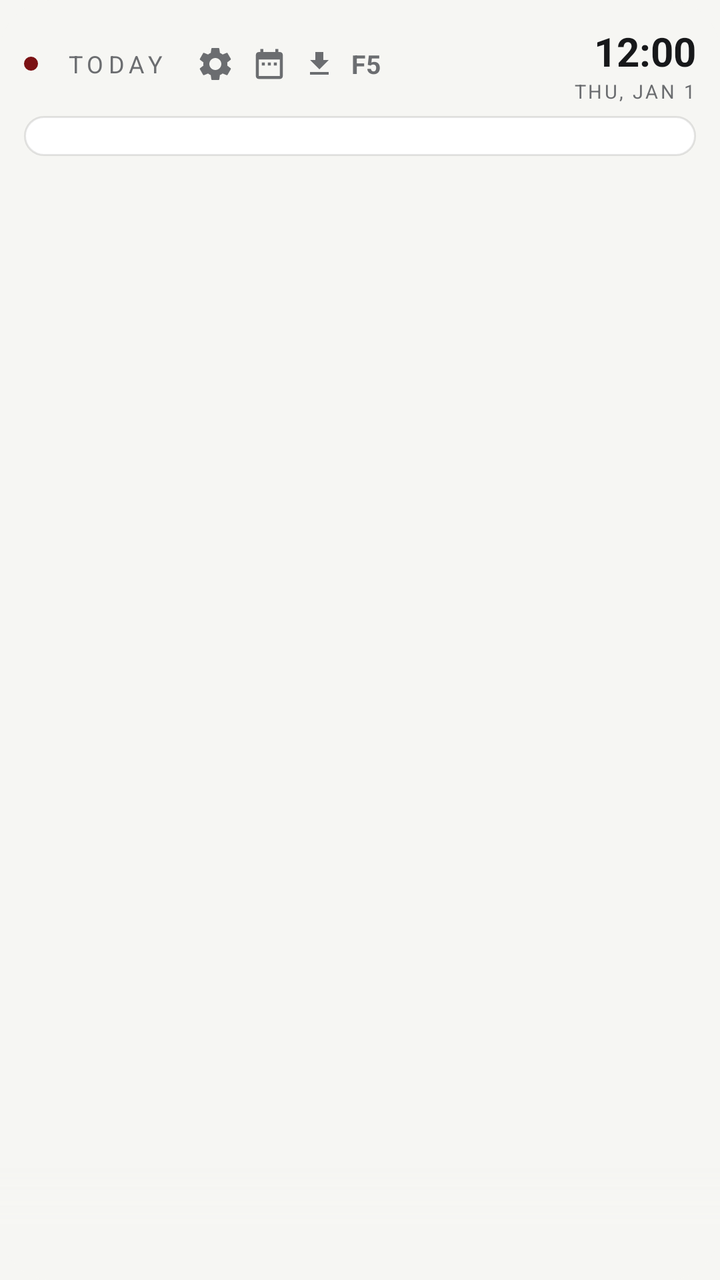
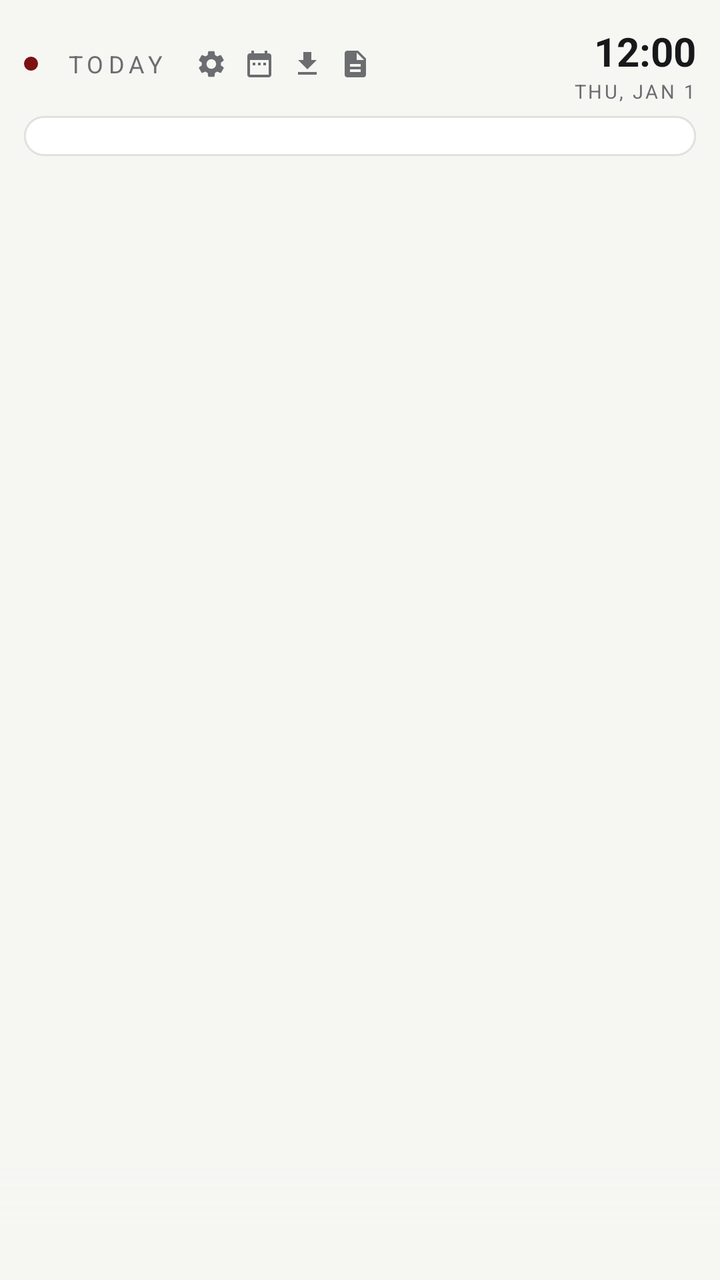

Before-and-after screenshots of an Android layout around one commit, followed by the original layout XML and the change that was made.
<!-- AndroidManifest.xml: application theme Theme.CRSScheduler.GE -->
<!-- res/layout/today_widget_compact_ge.xml -->
<?xml version="1.0" encoding="utf-8"?>
<FrameLayout xmlns:android="http://schemas.android.com/apk/res/android"
    android:layout_width="match_parent"
    android:layout_height="match_parent"
    android:background="@drawable/widget_bg_ge"
    android:clipToOutline="true">

    <LinearLayout
        android:layout_width="match_parent"
        android:layout_height="wrap_content"
        android:orientation="vertical"
        android:paddingStart="12dp"
        android:paddingTop="12dp"
        android:paddingEnd="12dp"
        android:paddingBottom="3dp">

                <LinearLayout
            android:layout_width="match_parent"
            android:layout_height="wrap_content"
            android:orientation="horizontal"
            android:gravity="center_vertical"
            android:layout_marginBottom="6dp">

            <ImageView
                android:layout_width="7dp"
                android:layout_height="7dp"
                android:src="@drawable/dot_accent_ge" />

            <TextView
                android:id="@+id/header_brand_label"
                android:layout_width="wrap_content"
                android:layout_height="wrap_content"
                android:layout_marginStart="7dp"
                android:paddingStart="7dp"
                android:paddingEnd="7dp"
                android:paddingTop="3dp"
                android:paddingBottom="3dp"
                android:text="TODAY"
                android:textColor="@color/ge_ink_dim"
                android:textSize="12sp"
                android:letterSpacing="0.2"
                android:maxLines="1"
                android:ellipsize="end" />

            <ImageView
                android:id="@+id/btn_settings"
                android:layout_width="20dp"
                android:layout_height="20dp"
                android:layout_marginStart="8dp"
                android:src="@drawable/ic_settings_ge" />

            <ImageView
                android:id="@+id/btn_view_full_schedule"
                android:layout_width="18dp"
                android:layout_height="18dp"
                android:layout_marginStart="8dp"
                android:src="@drawable/ic_calendar_ge" />

            <ImageView
                android:id="@+id/btn_save"
                android:layout_width="16dp"
                android:layout_height="16dp"
                android:layout_marginStart="8dp"
                android:src="@drawable/ic_save_ge" />

            <TextView
                android:id="@+id/btn_form5"
                android:layout_width="wrap_content"
                android:layout_height="wrap_content"
                android:layout_marginStart="8dp"
                android:text="F5"
                android:textColor="@color/ge_ink_dim"
                android:textSize="13sp"
                android:textStyle="bold"
                android:letterSpacing="0.02" />

            <TextView
                android:layout_width="0dp"
                android:layout_height="1dp"
                android:layout_weight="1" />

            <LinearLayout
                android:layout_width="wrap_content"
                android:layout_height="wrap_content"
                android:orientation="vertical"
                android:gravity="end">

                <TextClock
                    android:id="@+id/clock_time"
                    android:layout_width="wrap_content"
                    android:layout_height="wrap_content"
                    android:format12Hour="h:mm"
                    android:format24Hour="HH:mm"
                    android:textColor="@color/ge_ink"
                    android:textSize="20sp"
                    android:textStyle="bold" />

                <TextClock
                    android:id="@+id/clock_date"
                    android:layout_width="wrap_content"
                    android:layout_height="wrap_content"
                    android:format12Hour="EEE, MMM d"
                    android:format24Hour="EEE, MMM d"
                    android:textAllCaps="true"
                    android:textColor="@color/ge_ink_dim"
                    android:textSize="9.5sp"
                    android:letterSpacing="0.12" />
            </LinearLayout>
        </LinearLayout>

                <FrameLayout
            android:id="@+id/hero_card"
            android:layout_width="match_parent"
            android:layout_height="wrap_content"
            android:background="@drawable/card_bg_ge"
            android:padding="10dp">

            <LinearLayout
                android:id="@+id/hero_content"
                android:layout_width="match_parent"
                android:layout_height="wrap_content"
                android:orientation="horizontal"
                android:gravity="center_vertical"
                android:visibility="gone">

                <ImageView
                    android:id="@+id/hero_ring"
                    android:layout_width="52dp"
                    android:layout_height="52dp" />

                <LinearLayout
                    android:layout_width="0dp"
                    android:layout_height="wrap_content"
                    android:layout_weight="1"
                    android:layout_marginStart="12dp"
                    android:orientation="vertical">

                    <TextView
                        android:id="@+id/hero_label"
                        android:layout_width="wrap_content"
                        android:layout_height="wrap_content"
                        android:textColor="@color/ge_accent"
                        android:textSize="10sp"
                        android:letterSpacing="0.2"
                        android:textStyle="bold" />

                    <TextView
                        android:id="@+id/hero_class"
                        android:layout_width="match_parent"
                        android:layout_height="wrap_content"
                        android:textColor="@color/ge_ink"
                        android:textStyle="bold"
                        android:textSize="14sp"
                        android:maxLines="1"
                        android:ellipsize="end"
                        android:layout_marginTop="2dp" />

                    <TextView
                        android:id="@+id/hero_meta"
                        android:layout_width="match_parent"
                        android:layout_height="wrap_content"
                        android:textColor="@color/ge_ink_dim"
                        android:textSize="10sp"
                        android:maxLines="1"
                        android:ellipsize="end"
                        android:layout_marginTop="3dp" />
                </LinearLayout>
            </LinearLayout>

            <LinearLayout
                android:id="@+id/hero_empty"
                android:layout_width="match_parent"
                android:layout_height="wrap_content"
                android:orientation="vertical"
                android:gravity="center"
                android:visibility="gone">

                <TextView
                    android:id="@+id/hero_empty_title"
                    android:layout_width="match_parent"
                    android:layout_height="wrap_content"
                    android:gravity="center"
                    android:textColor="@color/ge_ink"
                    android:textStyle="bold"
                    android:textSize="12.5sp"
                    android:maxLines="1"
                    android:ellipsize="end" />
            </LinearLayout>
        </FrameLayout>

    </LinearLayout>

    <ImageView
        android:layout_width="match_parent"
        android:layout_height="56dp"
        android:layout_gravity="bottom"
        android:scaleType="fitXY"
        android:src="@drawable/fade_bottom_ge" />

</FrameLayout>
<!-- resources referenced by this layout -->
<resources>
  <color name="ge_accent">#7B1113</color>
  <color name="ge_ink">#17181A</color>
  <color name="ge_ink_dim">#6B6D70</color>
  <!-- drawable card_bg_ge (drawable) -->
  <?xml version="1.0" encoding="utf-8"?>
  <shape xmlns:android="http://schemas.android.com/apk/res/android">
      <solid android:color="@color/ge_surface" />
      <corners android:radius="22dp" />
      <stroke android:width="1dp" android:color="@color/ge_line" />
  </shape>
  <!-- drawable dot_accent_ge (drawable) -->
  <?xml version="1.0" encoding="utf-8"?>
  <shape xmlns:android="http://schemas.android.com/apk/res/android" android:shape="oval">
      <solid android:color="@color/ge_accent" />
  </shape>
  <!-- drawable fade_bottom_ge (drawable) -->
  <?xml version="1.0" encoding="utf-8"?>
  <shape xmlns:android="http://schemas.android.com/apk/res/android">
      <gradient
          android:type="linear"
          android:angle="270"
          android:startColor="#00000000"
          android:centerColor="@color/ge_bg"
          android:centerY="0.5"
          android:endColor="@color/ge_bg" />
  </shape>
  <!-- drawable ic_calendar_ge (drawable) -->
  <?xml version="1.0" encoding="utf-8"?>
  <vector xmlns:android="http://schemas.android.com/apk/res/android"
      android:width="24dp"
      android:height="24dp"
      android:viewportWidth="24"
      android:viewportHeight="24"
      android:tint="@color/ge_ink_dim">
      <path
          android:fillColor="#FF000000"
          android:pathData="M9,11H7v2h2V11z M13,11h-2v2h2V11z M17,11h-2v2h2V11z M19,4h-1V2h-2v2H8V2H6v2H5C3.89,4 3.01,4.9 3.01,6L3,20c0,1.1 0.89,2 2,2h14c1.1,0 2,-0.9 2,-2V6C21,4.9 20.1,4 19,4z M19,20H5V9h14V20z" />
  </vector>
  <!-- drawable ic_save_ge (drawable) -->
  <?xml version="1.0" encoding="utf-8"?>
  <vector xmlns:android="http://schemas.android.com/apk/res/android"
      android:width="24dp"
      android:height="24dp"
      android:viewportWidth="24"
      android:viewportHeight="24"
      android:tint="@color/ge_ink_dim">
      <path
          android:fillColor="#FF000000"
          android:pathData="M19,9h-4V3H9v6H5l7,7l7,-7zM5,18v2h14v-2H5z" />
  </vector>
  <!-- drawable widget_bg_ge (drawable) -->
  <?xml version="1.0" encoding="utf-8"?>
  <shape xmlns:android="http://schemas.android.com/apk/res/android">
      <solid android:color="@color/ge_bg" />
      <corners android:radius="26dp" />
  </shape>
  <style name="Theme.CRSScheduler.GE" parent="Theme.AppCompat.DayNight.NoActionBar">
          <item name="android:windowBackground">@color/ge_bg</item>
          <item name="colorPrimary">@color/ge_accent</item>
          <item name="colorPrimaryDark">@color/ge_bg</item>
          <item name="colorAccent">@color/ge_accent</item>
      </style>
  <color name="ge_surface">#FFFFFF</color>
  <color name="ge_line">#1A000000</color>
  <color name="ge_bg">#F6F6F3</color>
  <!-- unchanged entries left out for length: 1 -->
</resources>

<!-- the commit's change to res/layout/today_widget_compact_ge.xml (unified diff, before → after) -->
@@ -44,17 +44,26 @@
 
             <ImageView
                 android:id="@+id/btn_settings"
-                android:layout_width="20dp"
-                android:layout_height="20dp"
+                android:layout_width="16dp"
+                android:layout_height="16dp"
                 android:layout_marginStart="8dp"
                 android:src="@drawable/ic_settings_ge" />
 
-            <ImageView
+            <LinearLayout
                 android:id="@+id/btn_view_full_schedule"
-                android:layout_width="18dp"
-                android:layout_height="18dp"
-                android:layout_marginStart="8dp"
-                android:src="@drawable/ic_calendar_ge" />
+                android:layout_width="wrap_content"
+                android:layout_height="wrap_content"
+                android:layout_marginStart="8dp"
+                android:gravity="center"
+                android:paddingTop="4dp"
+                android:paddingBottom="4dp">
+
+                <ImageView
+                    android:id="@+id/view_full_schedule_icon"
+                    android:layout_width="16dp"
+                    android:layout_height="16dp"
+                    android:src="@drawable/ic_calendar_ge" />
+                </LinearLayout>
 
             <ImageView
                 android:id="@+id/btn_save"
@@ -63,16 +72,12 @@
                 android:layout_marginStart="8dp"
                 android:src="@drawable/ic_save_ge" />
 
-            <TextView
+            <ImageView
                 android:id="@+id/btn_form5"
-                android:layout_width="wrap_content"
-                android:layout_height="wrap_content"
-                android:layout_marginStart="8dp"
-                android:text="F5"
-                android:textColor="@color/ge_ink_dim"
-                android:textSize="13sp"
-                android:textStyle="bold"
-                android:letterSpacing="0.02" />
+                android:layout_width="16dp"
+                android:layout_height="16dp"
+                android:layout_marginStart="8dp"
+                android:src="@drawable/ic_form5_ge" />
 
             <TextView
                 android:layout_width="0dp"
@@ -191,6 +196,7 @@
     </LinearLayout>
 
     <ImageView
+        android:id="@+id/fade_bottom"
         android:layout_width="match_parent"
         android:layout_height="56dp"
         android:layout_gravity="bottom"
<!-- resource entries referenced after the edit -->
@@ -38,6 +38,18 @@
           android:fillColor="#FF000000"
           android:pathData="M9,11H7v2h2V11z M13,11h-2v2h2V11z M17,11h-2v2h2V11z M19,4h-1V2h-2v2H8V2H6v2H5C3.89,4 3.01,4.9 3.01,6L3,20c0,1.1 0.89,2 2,2h14c1.1,0 2,-0.9 2,-2V6C21,4.9 20.1,4 19,4z M19,20H5V9h14V20z" />
   </vector>
+  <!-- drawable ic_form5_ge (drawable) -->
+  <?xml version="1.0" encoding="utf-8"?>
+  <vector xmlns:android="http://schemas.android.com/apk/res/android"
+      android:width="24dp"
+      android:height="24dp"
+      android:viewportWidth="24"
+      android:viewportHeight="24"
+      android:tint="@color/ge_ink_dim">
+      <path
+          android:fillColor="#FF000000"
+          android:pathData="M14,2H6C4.9,2 4,2.9 4,4v16c0,1.1 0.89,2 1.99,2H18c1.1,0 2,-0.9 2,-2V8L14,2zM16,18H8v-2h8V18zM16,14H8v-2h8V14zM13,9V3.5L18.5,9H13z" />
+  </vector>
   <!-- drawable ic_save_ge (drawable) -->
   <?xml version="1.0" encoding="utf-8"?>
   <vector xmlns:android="http://schemas.android.com/apk/res/android"
